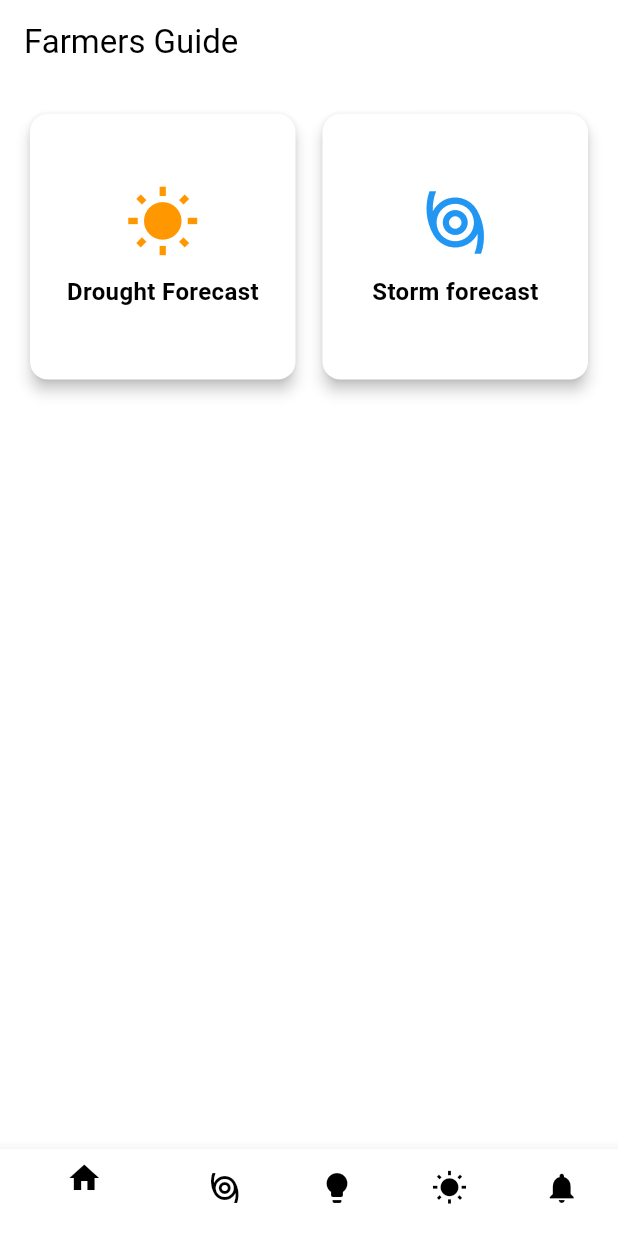
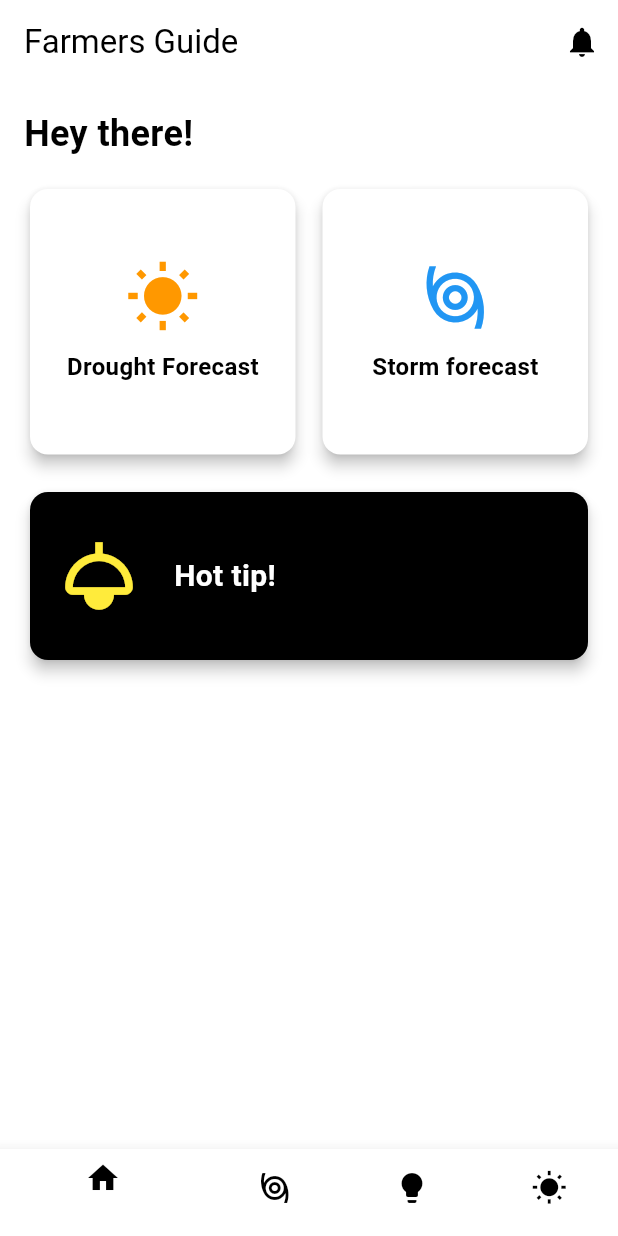
Before and after one commit to gumbogail/farmersguide, a Flutter app: the screen it shows after launch, on a phone screen of 412 x 824 dp. Run offline on Flutter 3.47's test engine with Material 3 defaults, Android fonts, the phone set to English and light mode, and no system bars.

```diff
--- a/lib/home.dart
+++ b/lib/home.dart
@@ -32,10 +32,6 @@ class _HomePageState extends State<HomePage> {
       CitySelection(
           latitude: widget.latitude,
           longitude: widget.longitude), // Drought Forecast Page
-      const StormNotificationPage(
-        latitude: 0.0,
-        longitude: 0.0,
-      ),
     ];
   }
 
@@ -50,10 +46,34 @@ class _HomePageState extends State<HomePage> {
   Widget _homeContent() {
     return Padding(
       padding: const EdgeInsets.all(16.0),
+      child: SingleChildScrollView(
+        // Wrap in SingleChildScrollView
+        child: Column(
+          crossAxisAlignment:
+              CrossAxisAlignment.start, // Align text to the left
+          children: [
+            // "Hey there!" text at the top of the page
+            const Padding(
+              padding:
+                  EdgeInsets.only(bottom: 16.0), // Add space below the text
+              child: Text(
+                'Hey there!',
+                style: TextStyle(
+                  fontSize: 24, // Set the font size
+                  fontWeight: FontWeight.bold, // Make the text bold
+                ),
+              ),
+            ),
+            // Top two cards inside a GridView with fixed height
+            SizedBox(
+              height: 200, // Give fixed height to GridView
               child: GridView.count(
                 crossAxisCount: 2, // Number of items per row
                 crossAxisSpacing: 10, // Space between columns
-        mainAxisSpacing: 10, // Space between rows
+                mainAxisSpacing: 2, // Space between rows
+                childAspectRatio: 1.0, // Control card aspect ratio
+                physics:
+                    const NeverScrollableScrollPhysics(), // Disable scrolling
                 children: <Widget>[
                   GestureDetector(
                     onTap: () {
@@ -69,8 +89,8 @@ class _HomePageState extends State<HomePage> {
                           Icon(Icons.wb_sunny, size: 50, color: Colors.orange),
                           SizedBox(height: 10),
                           Text('Drought Forecast',
-                      style:
-                          TextStyle(fontSize: 16, fontWeight: FontWeight.bold)),
+                              style: TextStyle(
+                                  fontSize: 16, fontWeight: FontWeight.bold)),
                         ],
                       ),
                     ),
@@ -78,7 +98,7 @@ class _HomePageState extends State<HomePage> {
                   GestureDetector(
                     onTap: () {
                       setState(() {
-                _selectedIndex = 2; // Navigate to Hot Tips (Insights)
+                        _selectedIndex = 1; // Navigate to Hot Tips (Insights)
                       });
                     },
                     child: const Card(
@@ -93,13 +113,62 @@ class _HomePageState extends State<HomePage> {
                           ),
                           SizedBox(height: 10),
                           Text('Storm forecast',
-                      style:
-                          TextStyle(fontSize: 16, fontWeight: FontWeight.bold)),
+                              style: TextStyle(
+                                  fontSize: 16, fontWeight: FontWeight.bold)),
                         ],
                       ),
                     ),
                   ),
                 ],
+              ),
+            ),
+            // Bottom "Hot tip!" card filling horizontally with less space
+            Container(
+              width: double.infinity, // Make the card fill horizontally
+              height: 120, // Adjust height as needed
+              margin: const EdgeInsets.only(
+                  top: 2), // Reduced margin to tighten spacing
+              child: GestureDetector(
+                onTap: () {
+                  setState(() {
+                    _selectedIndex = 2; // Navigate to Hot Tip
+                  });
+                },
+                child: const Card(
+                  color: Colors.black, // Change card color to black
+                  elevation: 4, // Card shadow
+                  child: Padding(
+                    padding:
+                        EdgeInsets.all(16.0), // Add padding inside the card
+                    child: Row(
+                      // Use Row to make the card horizontal
+                      mainAxisAlignment: MainAxisAlignment.start,
+                      children: [
+                        Icon(
+                          Icons.light,
+                          size: 60, // Adjust the icon size
+                          color: Colors.yellow, // Icon color
+                        ),
+                        SizedBox(width: 20), // Space between icon and text
+                        Expanded(
+                          // Expand the text to take available space
+                          child: Text(
+                            'Hot tip!',
+                            style: TextStyle(
+                              fontSize: 20, // Increase font size
+                              fontWeight: FontWeight.bold,
+                              color: Colors.white, // White text on black card
+                            ),
+                          ),
+                        ),
+                      ],
+                    ),
+                  ),
+                ),
+              ),
+            ),
+          ],
+        ),
       ),
     );
   }
@@ -109,6 +178,19 @@ class _HomePageState extends State<HomePage> {
     return Scaffold(
       appBar: AppBar(
         title: const Text('Farmers Guide'),
+        actions: [
+          IconButton(
+            icon: const Icon(Icons.notifications),
+            onPressed: () {
+              Navigator.push(
+                context,
+                MaterialPageRoute(
+                    builder: (context) => const StormNotificationPage(
+                        latitude: 0.0, longitude: 0.0)),
+              );
+            },
+          ),
+        ],
       ),
       body: _pages[_selectedIndex], // Display the selected page
       bottomNavigationBar: BottomNavigationBar(
@@ -116,25 +198,21 @@ class _HomePageState extends State<HomePage> {
         onTap: _onItemTapped, // Change page on tap
         items: const [
           BottomNavigationBarItem(
-            icon: Icon(Icons.home, color: Color.fromARGB(255, 0, 0, 0)),
+            icon: Icon(Icons.home, color: Colors.black),
             label: 'Home',
           ),
           BottomNavigationBarItem(
-            icon: Icon(Icons.storm, color: Color.fromARGB(255, 0, 0, 0)),
+            icon: Icon(Icons.storm, color: Colors.black),
             label: 'Storm Forecast',
           ),
           BottomNavigationBarItem(
-            icon: Icon(Icons.lightbulb, color: Color.fromARGB(255, 0, 0, 0)),
+            icon: Icon(Icons.lightbulb, color: Colors.black),
             label: 'Hot Tips',
           ),
           BottomNavigationBarItem(
-            icon: Icon(Icons.wb_sunny, color: Color.fromARGB(255, 0, 0, 0)),
+            icon: Icon(Icons.wb_sunny, color: Colors.black),
             label: 'Drought Forecast',
           ),
-          BottomNavigationBarItem(
-              icon: Icon(Icons.notifications,
-                  color: Color.fromARGB(255, 0, 0, 0)), // Notification Bell
-              label: 'Notifications'),
         ],
       ),
     );
```
Also changed, not shown: pubspec.yaml (+18 -47 lines), assets/images/robotlogo.png.webp (added), pubspec.lock. Lines whose indentation alone changed are shown as unchanged.
